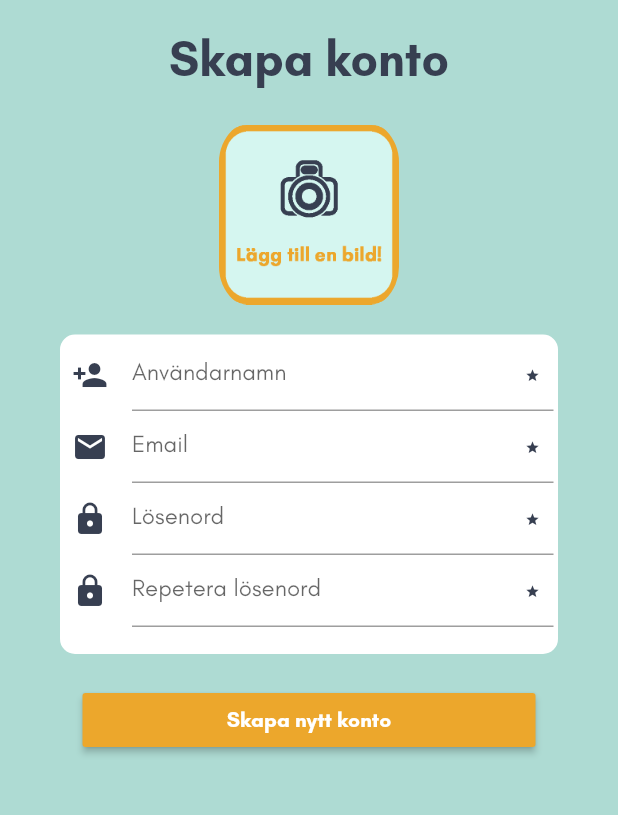
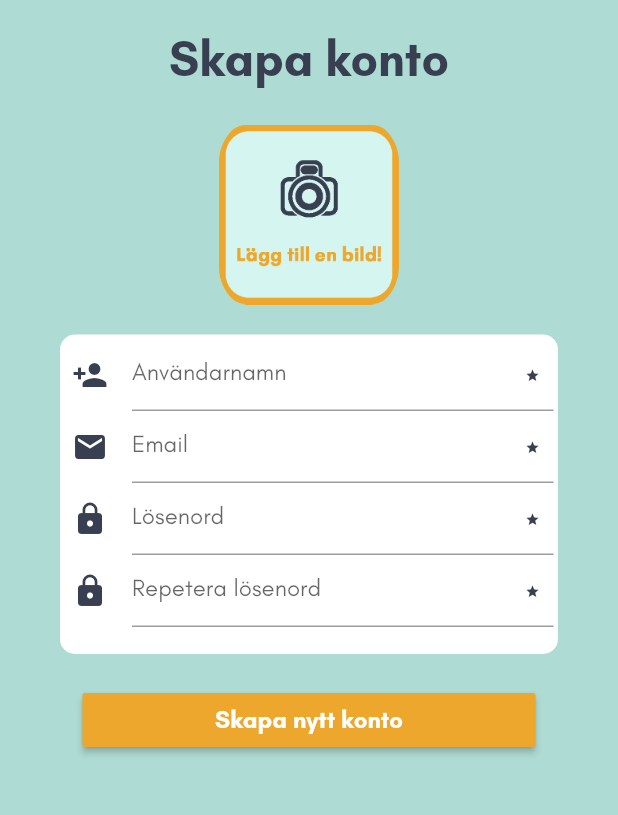
Before and after one commit to ajamlou/Zigma-frontend, a Flutter app: the RegisterPage screen opened directly, on a phone screen of 412 x 824 dp, the part 180-995 px from its top. Run offline on Flutter 3.47's test engine with Material 2 defaults, Android fonts, the phone set to English and light mode, and no system bars; our stand-ins replace image_picker, shared_preferences, transparent_image; missing offline and left inert: barcode_scan; accounts and stored records are empty; generated files the repository leaves out were written again; network calls fail.

Commit message:
småpill med alla knappar, styling osv

```diff
--- a/lib/src/pages/RegisterPage.dart
+++ b/lib/src/pages/RegisterPage.dart
@@ -397,7 +397,10 @@ class RegisterPageState extends State<RegisterPage> {
                 color: Color(0xFFECA72C),
                 child: Text('Skapa nytt konto',
                     style: TextStyle(
-                        color: Color(0xFFFFFFFF), fontWeight: FontWeight.bold)),
+                        color: Color(0xFFFFFFFF),
+                        fontWeight: FontWeight.bold,
+                        fontSize: 16),
+                    ),
                 onPressed: () async {
                   if (_userKey.currentState.validate() &&
                       passwordController.text ==
--- a/lib/src/pages/advert_creation.dart
+++ b/lib/src/pages/advert_creation.dart
@@ -436,7 +436,8 @@ class AdvertCreationState extends State<AdvertCreation> {
                     child: Text("Ladda upp",
                         style: TextStyle(
                             color: Color(0xFFFFFFFF),
-                            fontWeight: FontWeight.bold)),
+                            fontWeight: FontWeight.bold,
+                            fontSize: 16)),
                   ),
                 ),
               ),
--- a/lib/src/pages/landing_page.dart
+++ b/lib/src/pages/landing_page.dart
@@ -279,7 +279,9 @@ class _LandingPageState extends State<LandingPage> {
                       child: Text(
                         "Logga ut",
                         style: TextStyle(
-                            fontWeight: FontWeight.bold, color: Colors.white),
+                            fontWeight: FontWeight.bold,
+                            color: Colors.white,
+                            fontSize: 16),
                       ),
                       onPressed: () async {
                         DataProvider.of(context)
--- a/lib/src/pages/profile_page.dart
+++ b/lib/src/pages/profile_page.dart
@@ -269,7 +269,7 @@ class _ProfilePageState extends State<ProfilePage> {
           Container(
             padding: EdgeInsets.only(top: 40, bottom: 15),
             child: Text(
-              "Woops! Det verkar som att du inte lagt upp några annonser än!",
+              "Woops! Det verkar som att du inte lagt upp några annonser här ännu!",
               textAlign: TextAlign.center,
               style: TextStyle(fontSize: 25),
             ),
@@ -285,6 +285,7 @@ class _ProfilePageState extends State<ProfilePage> {
               style: TextStyle(
                 fontWeight: FontWeight.bold,
                 color: Colors.white,
+                  fontSize: 16
               )),
             ),
           ),
--- a/lib/src/pages/user_advert_page.dart
+++ b/lib/src/pages/user_advert_page.dart
@@ -102,6 +102,7 @@ class _UserAdvertPageState extends State<UserAdvertPage> {
                       style: TextStyle(
                         fontWeight: FontWeight.bold,
                         color: Colors.white,
+                          fontSize: 16
                       )),
                     ),
                   ),
```
